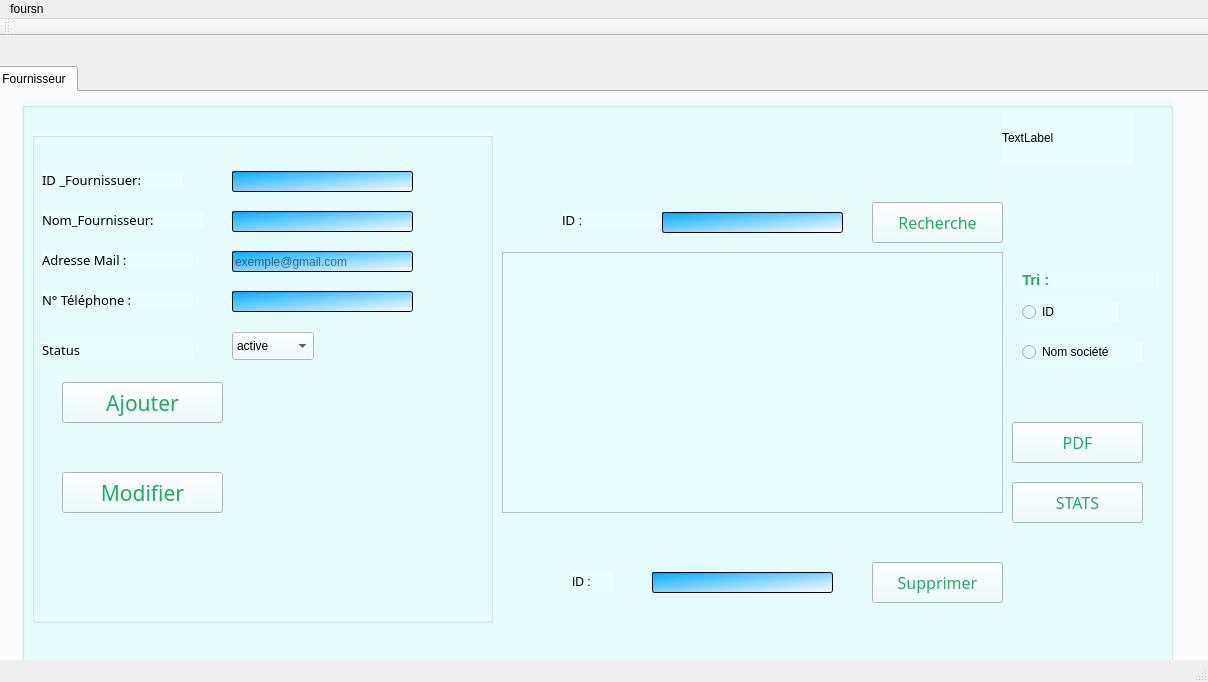
The window that gestion_fournisseur.ui (24-25PCPP2A27/projet2a-2a27-smart-pharmacy) describes before a commit, drawn with Qt 5.
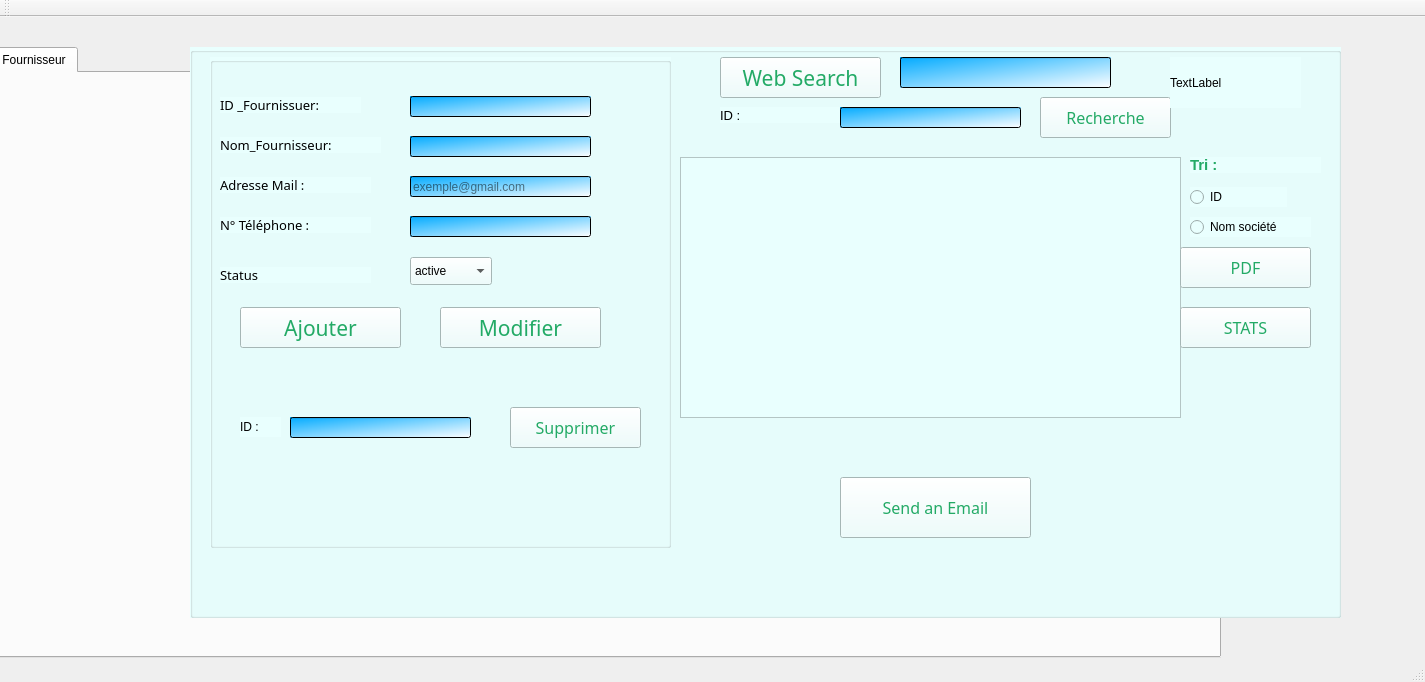
The same window after the commit. Icons and pictures are not drawn.

The edit to the form file:
```diff
--- a/gestion_fournisseur.ui
+++ b/gestion_fournisseur.ui
@@ -6,7 +6,7 @@
    <rect>
     <x>0</x>
     <y>0</y>
-    <width>1208</width>
+    <width>1425</width>
     <height>682</height>
    </rect>
   </property>
@@ -33,11 +33,13 @@
      <attribute name="title">
       <string>Fournisseur</string>
      </attribute>
+    </widget>
+   </widget>
      <widget class="QGroupBox" name="groupBox_3">
       <property name="geometry">
        <rect>
-        <x>30</x>
-        <y>10</y>
+      <x>190</x>
+      <y>30</y>
         <width>1151</width>
         <height>571</height>
        </rect>
@@ -52,8 +54,8 @@
       <widget class="QTableView" name="tab_fournisseur">
        <property name="geometry">
         <rect>
-         <x>480</x>
-         <y>150</y>
+       <x>490</x>
+       <y>110</y>
          <width>501</width>
          <height>261</height>
         </rect>
@@ -65,8 +67,8 @@
       <widget class="QGroupBox" name="groupBox">
        <property name="geometry">
         <rect>
-         <x>10</x>
-         <y>30</y>
+       <x>20</x>
+       <y>10</y>
          <width>461</width>
          <height>491</height>
         </rect>
@@ -261,8 +263,8 @@
        <widget class="QPushButton" name="pb_modifier">
         <property name="geometry">
          <rect>
-          <x>30</x>
-          <y>340</y>
+        <x>230</x>
+        <y>250</y>
           <width>161</width>
           <height>41</height>
          </rect>
@@ -353,12 +355,11 @@
          </property>
         </item>
        </widget>
-      </widget>
       <widget class="QLineEdit" name="lineEdit_id_sup">
        <property name="geometry">
         <rect>
-         <x>630</x>
-         <y>470</y>
+        <x>80</x>
+        <y>360</y>
          <width>181</width>
          <height>21</height>
         </rect>
@@ -370,33 +371,11 @@
         <string/>
        </property>
       </widget>
-      <widget class="QPushButton" name="pb_supp">
-       <property name="geometry">
-        <rect>
-         <x>850</x>
-         <y>460</y>
-         <width>131</width>
-         <height>41</height>
-        </rect>
-       </property>
-       <property name="font">
-        <font>
-         <family>OCR A Extended</family>
-         <pointsize>12</pointsize>
-        </font>
-       </property>
-       <property name="styleSheet">
-        <string notr="true">color: rgb(35, 170, 102);</string>
-       </property>
-       <property name="text">
-        <string>Supprimer</string>
-       </property>
-      </widget>
       <widget class="QLabel" name="label">
        <property name="geometry">
         <rect>
-         <x>550</x>
-         <y>470</y>
+        <x>30</x>
+        <y>360</y>
          <width>41</width>
          <height>20</height>
         </rect>
@@ -410,11 +389,34 @@
         <string>ID :</string>
        </property>
       </widget>
+     <widget class="QPushButton" name="pb_supp">
+      <property name="geometry">
+       <rect>
+        <x>300</x>
+        <y>350</y>
+        <width>131</width>
+        <height>41</height>
+       </rect>
+      </property>
+      <property name="font">
+       <font>
+        <family>OCR A Extended</family>
+        <pointsize>12</pointsize>
+       </font>
+      </property>
+      <property name="styleSheet">
+       <string notr="true">color: rgb(35, 170, 102);</string>
+      </property>
+      <property name="text">
+       <string>Supprimer</string>
+      </property>
+     </widget>
+    </widget>
       <widget class="QLabel" name="label_recherche">
        <property name="geometry">
         <rect>
-         <x>540</x>
-         <y>110</y>
+       <x>530</x>
+       <y>60</y>
          <width>131</width>
          <height>16</height>
         </rect>
@@ -432,8 +434,8 @@
       <widget class="QLineEdit" name="lineEdit_recherche">
        <property name="geometry">
         <rect>
-         <x>640</x>
-         <y>110</y>
+       <x>650</x>
+       <y>60</y>
          <width>181</width>
          <height>21</height>
         </rect>
@@ -447,7 +449,7 @@
        <property name="geometry">
         <rect>
          <x>850</x>
-         <y>100</y>
+       <y>50</y>
          <width>131</width>
          <height>41</height>
         </rect>
@@ -470,7 +472,7 @@
        <property name="geometry">
         <rect>
          <x>1000</x>
-         <y>170</y>
+       <y>110</y>
          <width>131</width>
          <height>16</height>
         </rect>
@@ -493,7 +495,7 @@
        <property name="geometry">
         <rect>
          <x>1000</x>
-         <y>200</y>
+       <y>140</y>
          <width>97</width>
          <height>20</height>
         </rect>
@@ -511,7 +513,7 @@
        <property name="geometry">
         <rect>
          <x>1000</x>
-         <y>240</y>
+       <y>170</y>
          <width>121</width>
          <height>20</height>
         </rect>
@@ -542,7 +544,7 @@
        <property name="geometry">
         <rect>
          <x>990</x>
-         <y>320</y>
+       <y>200</y>
          <width>131</width>
          <height>41</height>
         </rect>
@@ -564,7 +566,7 @@
        <property name="geometry">
         <rect>
          <x>990</x>
-         <y>380</y>
+       <y>260</y>
          <width>131</width>
          <height>41</height>
         </rect>
@@ -582,28 +584,73 @@
         <string>STATS</string>
        </property>
       </widget>
-     </widget>
+    <widget class="QPushButton" name="Search_button">
+     <property name="geometry">
+      <rect>
+       <x>530</x>
+       <y>10</y>
+       <width>161</width>
+       <height>41</height>
+      </rect>
+     </property>
+     <property name="font">
+      <font>
+       <family>OCR A Extended</family>
+       <pointsize>16</pointsize>
+      </font>
+     </property>
+     <property name="autoFillBackground">
+      <bool>false</bool>
+     </property>
+     <property name="styleSheet">
+      <string notr="true">
+color: rgb(35, 170, 102);
+</string>
+     </property>
+     <property name="text">
+      <string>Web Search</string>
+     </property>
+    </widget>
+    <widget class="QPushButton" name="page_email">
+     <property name="geometry">
+      <rect>
+       <x>650</x>
+       <y>430</y>
+       <width>191</width>
+       <height>61</height>
+      </rect>
+     </property>
+     <property name="font">
+      <font>
+       <family>OCR A Extended</family>
+       <pointsize>12</pointsize>
+      </font>
+     </property>
+     <property name="styleSheet">
+      <string notr="true">color: rgb(35, 170, 102);</string>
+     </property>
+     <property name="text">
+      <string>Send an Email</string>
+     </property>
     </widget>
-   </widget>
-  </widget>
-  <widget class="QMenuBar" name="menuBar">
+    <widget class="QLineEdit" name="search_line_edit">
    <property name="geometry">
     <rect>
-     <x>0</x>
-     <y>0</y>
-     <width>1208</width>
-     <height>25</height>
-    </rect>
-   </property>
-   <widget class="QMenu" name="menuSponsor">
-    <property name="title">
-     <string>foursn</string>
-    </property>
-    <addaction name="separator"/>
-    <addaction name="actionNew"/>
-    <addaction name="actionExit"/>
-   </widget>
-   <addaction name="menuSponsor"/>
+       <x>710</x>
+       <y>10</y>
+       <width>211</width>
+       <height>31</height>
+      </rect>
+     </property>
+     <property name="styleSheet">
+      <string notr="true">background-color: rgb(255, 255, 207);
+background-color: qlineargradient(spread:pad, x1:0, y1:0, x2:1, y2:1, stop:0 rgba(0, 170, 255, 255), stop:1 rgba(255, 255, 255, 255));</string>
+     </property>
+     <property name="inputMethodHints">
+      <set>Qt::InputMethodHint::ImhLowercaseOnly</set>
+     </property>
+    </widget>
+   </widget>
   </widget>
   <widget class="QToolBar" name="mainToolBar">
    <attribute name="toolBarArea">
```
Lines whose indentation alone changed are shown as unchanged.
